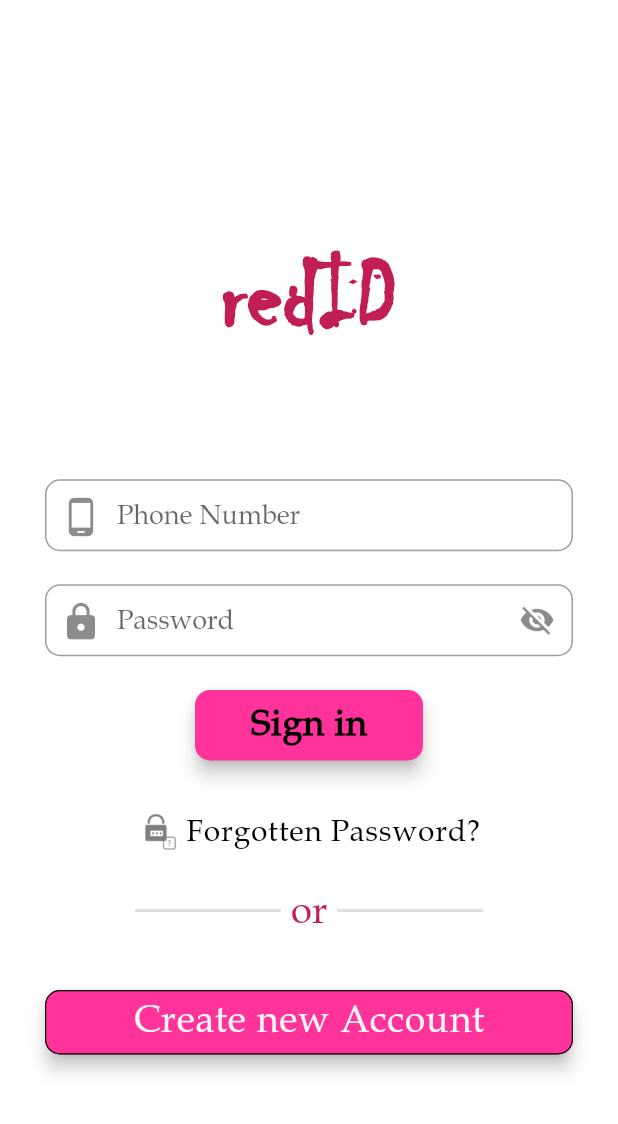
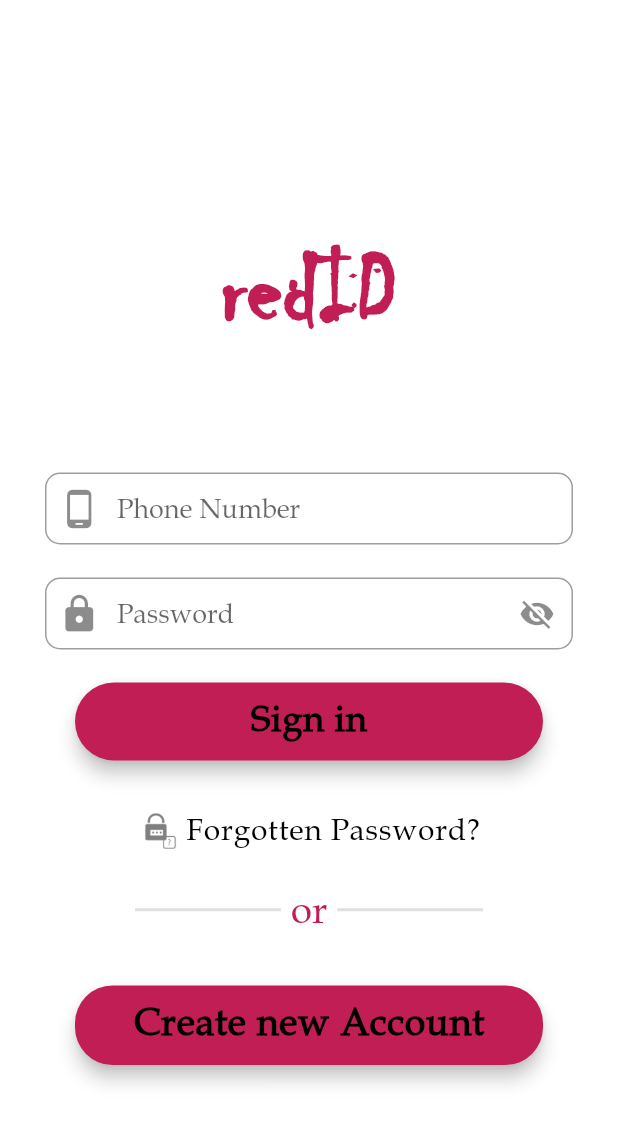
Before and after one commit to sohailmahmud/redid, a Flutter app: the screen it shows after launch, after a tap on "Continue", on a phone screen of 412 x 824 dp. Shown: the top 1124 px of the screen. Run offline on Flutter 3.47's test engine with Material 2 defaults, Android fonts, the light colour scheme and no system bars; our stand-ins replace intl_phone_number_input; statements that could not run were skipped.

Commit message:
update const components

```diff
--- a/lib/src/app/appview.dart
+++ b/lib/src/app/appview.dart
@@ -43,7 +43,7 @@ class _AppViewState extends State<AppView> {
               style: TextStyle(
                 fontFamily: 'Book-Antiqua',
                 fontSize: 30,
-                color: Colors.black,
+                color: kTextColor,
                 fontWeight: FontWeight.bold,
               ),
             ),
@@ -61,7 +61,7 @@ class _AppViewState extends State<AppView> {
               style: TextStyle(
                 fontFamily: 'Book-Antiqua',
                 fontSize: 30,
-                color: Colors.black,
+                color: kTextColor,
                 fontWeight: FontWeight.bold,
               ),
             ),
@@ -70,24 +70,23 @@ class _AppViewState extends State<AppView> {
       ),
     );
     final continueButton = Container(
-      width: 320,
       padding: EdgeInsets.only(top: 10, bottom: 20),
       child: MaterialButton(
         shape: RoundedRectangleBorder(
-          borderRadius: BorderRadius.circular(10),
+          borderRadius: BorderRadius.circular(30),
         ),
         onPressed: () {
           Navigator.of(context).pushNamed(SignIn.tag);
         },
-        padding: EdgeInsets.only(top: 10.0, bottom: 12.0),
-        color: kButtonColor,
+        padding: EdgeInsets.fromLTRB(100, 10, 100, 13),
+        color: kBaseColor,
         child: Text(
           'Continue',
           style: TextStyle(
             fontFamily: "Book-Antiqua",
             letterSpacing: 0.5,
             fontSize: 28,
-            color: Colors.black,
+            color: kTextColor,
             fontWeight: FontWeight.bold,
           ),
         ),
@@ -96,13 +95,13 @@ class _AppViewState extends State<AppView> {
     final copyrightText = Container(
       padding: EdgeInsets.only(top: 30.0),
       child: Text(
-        '© Copyright 2020-2021 redID.',
+        '© Copyright 2021 redID.',
         textAlign: TextAlign.center,
         style: TextStyle(
           fontFamily: 'Book-Antiqua',
           fontSize: 16.0,
           letterSpacing: 0.5,
-          color: Colors.black,
+          color: kTextColor,
           fontWeight: FontWeight.w700,
         ),
       ),
--- a/lib/src/shared/splash.dart
+++ b/lib/src/shared/splash.dart
@@ -1,4 +1,5 @@
 import 'package:flutter/material.dart';
+import 'package:redid/src/styles/colors.dart';
 
 class Splash extends StatelessWidget {
   const Splash({Key? key}) : super(key: key);
@@ -12,9 +13,38 @@ class Splash extends StatelessWidget {
           ? const Color(0x00ffffff).withOpacity(1.0)
           : const Color(0x00042a49).withOpacity(1.0),
       body: Center(
-          child: lightMode
-              ? Image.asset('assets/icons/logo.png')
-              : Image.asset('assets/icons/logo.png')),
+        child: lightMode
+            ? Container(
+                padding: const EdgeInsets.only(top: 80, bottom: 140),
+                child: const Hero(
+                  tag: 'logo',
+                  child: Text(
+                    'redID',
+                    style: TextStyle(
+                      fontFamily: 'Chiller',
+                      fontSize: 120,
+                      color: kBaseColor,
+                      fontWeight: FontWeight.bold,
+                    ),
+                  ),
+                ),
+              )
+            : Container(
+                padding: const EdgeInsets.only(top: 80, bottom: 140),
+                child: const Hero(
+                  tag: 'logo',
+                  child: Text(
+                    'redID',
+                    style: TextStyle(
+                      fontFamily: 'Chiller',
+                      fontSize: 70,
+                      color: kBaseColor,
+                      fontWeight: FontWeight.bold,
+                    ),
+                  ),
+                ),
+              ),
+      ),
     );
   }
 }
--- a/lib/src/views/auth/signin/signin.dart
+++ b/lib/src/views/auth/signin/signin.dart
@@ -60,11 +60,8 @@ class SignInState extends State<SignIn> {
           contentPadding: const EdgeInsets.fromLTRB(20.0, 8.0, 20.0, 8.0),
           border: OutlineInputBorder(borderRadius: BorderRadius.circular(10.0)),
           prefixIcon: Container(
-            height: 10,
-            width: 10,
-            padding: const EdgeInsets.symmetric(
-              vertical: 11.0,
-            ),
+            padding: EdgeInsets.fromLTRB(
+                6, 0, MediaQuery.of(context).size.width * 0.02, 0),
             child: const Icon(
               Icons.phone_android,
               size: 28,
@@ -91,9 +88,8 @@ class SignInState extends State<SignIn> {
           prefixIcon: Container(
             height: 12,
             width: 12,
-            padding: const EdgeInsets.symmetric(
-              vertical: 11.0,
-            ),
+            padding: EdgeInsets.fromLTRB(
+                6, 0, MediaQuery.of(context).size.width * 0.02, 0),
             child: const Icon(
               Icons.lock,
               size: 28,
@@ -114,27 +110,26 @@ class SignInState extends State<SignIn> {
         ),
       ),
     );
-    final signInButton = Padding(
-      padding: const EdgeInsets.symmetric(horizontal: 100.0),
+    final signInButton = Container(
+      padding: const EdgeInsets.symmetric(horizontal: 20),
       child: MaterialButton(
         elevation: 5.0,
         colorBrightness: Brightness.light,
         shape: RoundedRectangleBorder(
-          //side: const BorderSide(color: Colors.black, width: 0.8),
-          borderRadius: BorderRadius.circular(10),
+          borderRadius: BorderRadius.circular(30),
         ),
         onPressed: () {
           Navigator.of(context).pushNamed('');
         },
-        padding: const EdgeInsets.only(top: 8.0, bottom: 10.0),
-        color: kButtonColor,
+        padding: const EdgeInsets.fromLTRB(10, 10, 10, 13),
+        color: kBaseColor,
         child: const Text(
           'Sign in',
           style: TextStyle(
             fontFamily: "Book-Antiqua",
             letterSpacing: 0.5,
             fontSize: 24,
-            color: Colors.black,
+            color: kTextColor,
             fontWeight: FontWeight.bold,
           ),
         ),
@@ -203,26 +198,26 @@ class SignInState extends State<SignIn> {
       ),
     );
     final createAccountButton = Padding(
-      padding: const EdgeInsets.only(top: 5.0, bottom: 40),
+      padding: const EdgeInsets.only(left: 20, top: 5.0, right: 20, bottom: 40),
       child: MaterialButton(
         elevation: 5.0,
         colorBrightness: Brightness.light,
         shape: RoundedRectangleBorder(
-          side: const BorderSide(color: Colors.black, width: 0.8),
-          borderRadius: BorderRadius.circular(10),
+          borderRadius: BorderRadius.circular(25),
         ),
         onPressed: () {
           Navigator.of(context).pushNamed(SignUp.tag);
         },
-        padding: const EdgeInsets.only(top: 5.0, bottom: 8.0),
-        color: kButtonColor,
+        padding: const EdgeInsets.fromLTRB(10, 10, 10, 13),
+        color: kBaseColor,
         child: const Text(
           'Create new Account',
           style: TextStyle(
             fontFamily: "Book-Antiqua",
             letterSpacing: 0.5,
             fontSize: 25,
-            color: kWhiteShadow,
+            color: kTextColor,
+            fontWeight: FontWeight.bold,
           ),
         ),
       ),
--- a/lib/src/views/auth/signup/signup.dart
+++ b/lib/src/views/auth/signup/signup.dart
@@ -194,27 +194,25 @@ class SignUpState extends State<SignUp> {
       ),
     );
     final getOTPButton = Padding(
-      padding:
-          const EdgeInsets.only(top: 0.0, left: 30, bottom: 0.0, right: 30),
+      padding: const EdgeInsets.symmetric(horizontal: 40),
       child: MaterialButton(
         elevation: 5.0,
         colorBrightness: Brightness.light,
         shape: RoundedRectangleBorder(
-          side: const BorderSide(color: Colors.black, width: 0.8),
-          borderRadius: BorderRadius.circular(10),
+          borderRadius: BorderRadius.circular(30),
         ),
         onPressed: () {
           Navigator.of(context).pushNamed('');
         },
-        padding: const EdgeInsets.only(top: 6.0, bottom: 8.0),
-        color: kButtonColor,
+        padding: const EdgeInsets.fromLTRB(10, 10, 10, 12),
+        color: kBaseColor,
         child: const Text(
           'GET OTP',
           style: TextStyle(
             fontFamily: "Book-Antiqua",
             letterSpacing: 0.5,
-            fontSize: 24,
-            color: Colors.black,
+            fontSize: 22,
+            color: kTextColor,
             fontWeight: FontWeight.w700,
             fontStyle: FontStyle.italic,
           ),
@@ -228,21 +226,21 @@ class SignUpState extends State<SignUp> {
         elevation: 5.0,
         colorBrightness: Brightness.light,
         shape: RoundedRectangleBorder(
-          side: const BorderSide(color: Colors.black, width: 0.8),
-          borderRadius: BorderRadius.circular(10),
+          borderRadius: BorderRadius.circular(30),
         ),
         onPressed: () {
           Navigator.of(context).pushNamed(SignIn.tag);
         },
-        padding: const EdgeInsets.only(top: 5.0, bottom: 8.0),
-        color: kButtonColor,
+        padding: const EdgeInsets.fromLTRB(10, 10, 10, 12),
+        color: kBaseColor,
         child: const Text(
           'Sign in with password',
           style: TextStyle(
             fontFamily: "Book-Antiqua",
             letterSpacing: 0.5,
             fontSize: 25,
-            color: kWhiteShadow,
+            color: kTextColor,
+            fontWeight: FontWeight.bold,
           ),
         ),
       ),
--- a/pubspec.yaml
+++ b/pubspec.yaml
@@ -26,9 +26,7 @@ flutter:
   uses-material-design: true
 
   assets:
-    - assets/icons/logo.png
-    - assets/icons/password.png
-    - assets/icons/phoneno.png
+ #  - assets/icons/password.png
     - assets/icons/forgotpass.png
 
   fonts:
```
